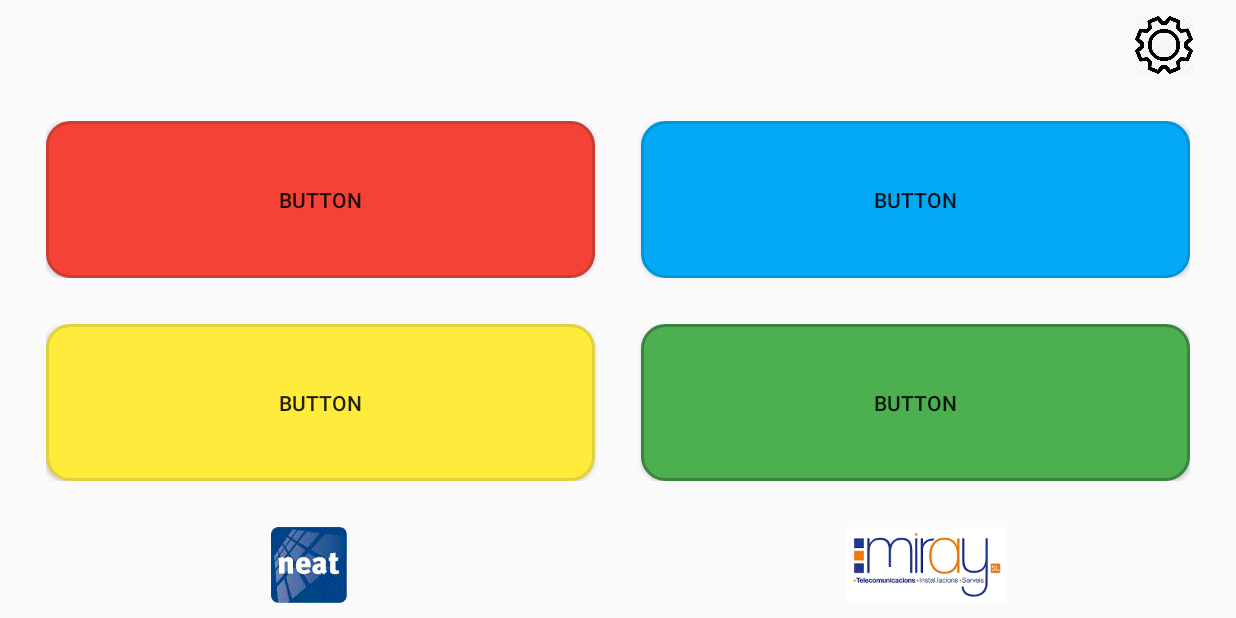
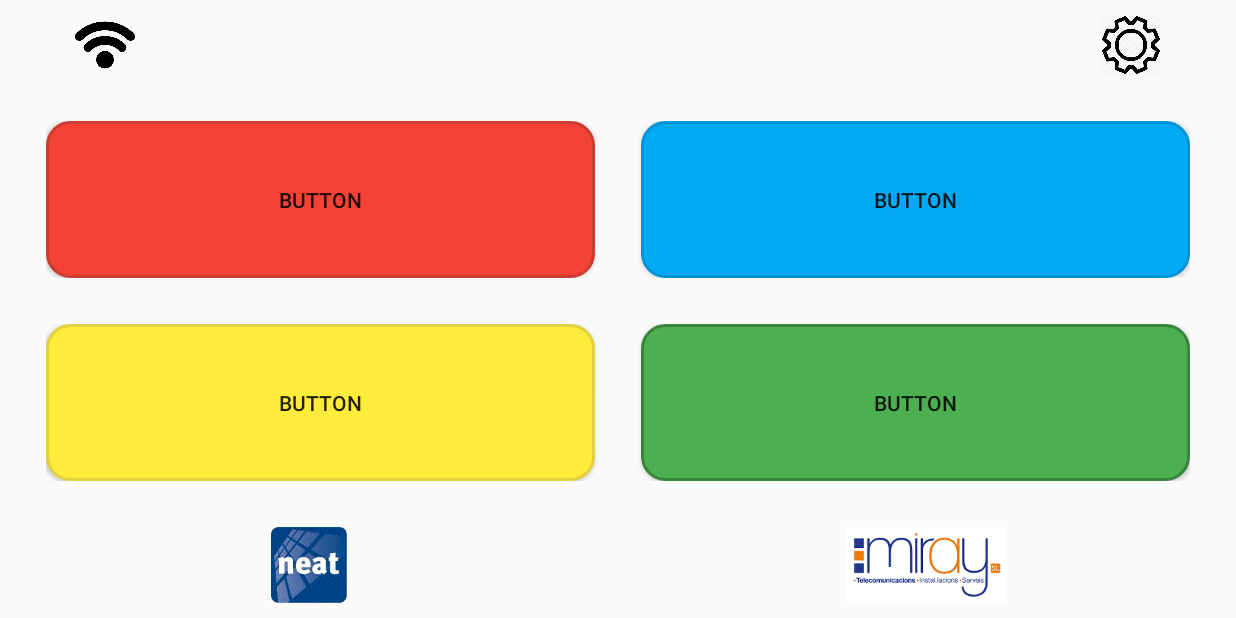
Before and after one commit to MarcRincon/ProjectMiray, an Android app: the screen it shows after launch (MainActivity), on a phone screen of 824 x 412 dp (held sideways). Run offline under Robolectric (Android 15) with nearby library versions, the phone set to English and light mode, and no system bars; our stand-ins replace Firebase (no records; nobody signed in at launch, a user with empty details on screens opened directly); 1 statement that could not run was skipped.

```diff
--- a/app/src/main/java/com/example/newentry/MainActivity.java
+++ b/app/src/main/java/com/example/newentry/MainActivity.java
@@ -9,6 +9,7 @@ import android.content.Intent;
 import android.content.IntentFilter;
 import android.content.SharedPreferences;
 import android.content.pm.ActivityInfo;
+import android.media.Image;
 import android.net.Uri;
 import android.os.AsyncTask;
 import android.os.BatteryManager;
@@ -22,6 +23,7 @@ import android.view.WindowManager;
 import android.view.inputmethod.InputMethodManager;
 import android.widget.Button;
 import android.widget.EditText;
+import android.widget.ImageView;
 import android.widget.Toast;
 
 import com.google.firebase.database.DatabaseReference;
@@ -52,7 +54,7 @@ public class MainActivity extends AppCompatActivity implements View.OnClickListe
     DeviceManager deviceManager;
     PlugInControlReceiver plugInControlReceiver;
     BatteryWarnings batteryWarnings;
-
+    ImageView imageEsc;
     IntentFilter intentfilter;
     int deviceStatus;
     String currentBatteryStatus = "Battery Info";
@@ -78,6 +80,10 @@ public class MainActivity extends AppCompatActivity implements View.OnClickListe
             isPlugged = isPlugged || plugged == BatteryManager.BATTERY_PLUGGED_WIRELESS;
         }
         return isPlugged;
+    }
+
+    public void lockEscape() {
+        stopLockTask();
     }
 
     private BroadcastReceiver batteryInfo = new BroadcastReceiver() {
@@ -106,12 +112,13 @@ public class MainActivity extends AppCompatActivity implements View.OnClickListe
         btn_green = findViewById(R.id.btn_green);
         btn_options = findViewById(R.id.placeholder_icon);
         btn_red = findViewById(R.id.btn_red);
+        imageEsc = findViewById(R.id.imageView);
 
         btn_green.setOnClickListener(this);
         btn_yellow.setOnClickListener(this);
         btn_blue.setOnClickListener(this);
         btn_red.setOnClickListener(this);
-
+        imageEsc.setOnClickListener(this);
         btn_options.setOnClickListener(this);
 
         registerReceiver(LowBatteryReceiver, new IntentFilter(Intent.ACTION_BATTERY_LOW));
--- a/app/src/main/res/layout-land/activity_main.xml
+++ b/app/src/main/res/layout-land/activity_main.xml
@@ -7,20 +7,35 @@
     android:layout_gravity="bottom"
     android:orientation="vertical"
     android:weightSum="100"
+    android:keepScreenOn="true"
     tools:context=".MainActivity">
 
     <LinearLayout
-        android:layout_width="wrap_content"
+        android:layout_width="match_parent"
         android:layout_height="0dp"
-        android:layout_gravity="right"
+        android:gravity="center"
         android:layout_marginTop="10dp"
-        android:layout_marginRight="28dp"
+        android:layout_marginRight="50dp"
+        android:layout_marginLeft="50dp"
         android:layout_weight="10">
+
+        <Button
+            android:id="@+id/alarmlist"
+            android:layout_width="40dp"
+            android:layout_height="match_parent"
+            android:background="@drawable/red"
+            android:gravity="start" />
+
+        <Space
+            android:layout_width="wrap_content"
+            android:layout_height="wrap_content"
+            android:layout_weight="1" />
 
         <Button
             android:id="@+id/placeholder_icon"
             android:layout_width="40dp"
             android:layout_height="match_parent"
+            android:layout_gravity="end"
             android:background="@drawable/settingplaceholder" />
     </LinearLayout>
 
@@ -103,6 +118,8 @@
             android:layout_width="50dp"
             android:layout_height="match_parent"
             android:layout_weight="1"
+            android:clickable="true"
+            android:onClick="lockEscape"
             app:srcCompat="@drawable/imagesneatgif" />
 
         <ImageView
--- a/app/src/main/res/xml/preferences.xml
+++ b/app/src/main/res/xml/preferences.xml
@@ -1,5 +1,6 @@
 <?xml version="1.0" encoding="utf-8"?>
-<PreferenceScreen xmlns:android="http://schemas.android.com/apk/res/android">
+<PreferenceScreen xmlns:android="http://schemas.android.com/apk/res/android"
+    android:keepScreenOn="true">
     <!--https://developer.android.com/guide/topics/ui/settings -->
     <PreferenceCategory android:title="Configuración de usuario y database">
 
```
Also changed, not shown: app/src/main/res/drawable/red.png (added).
